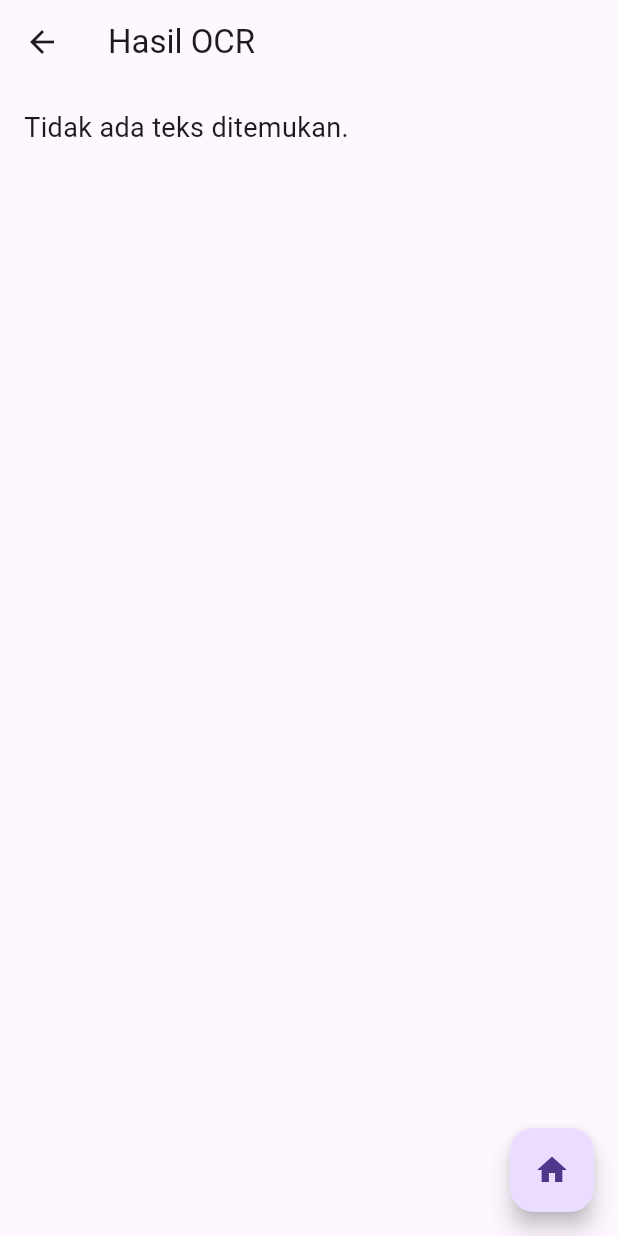
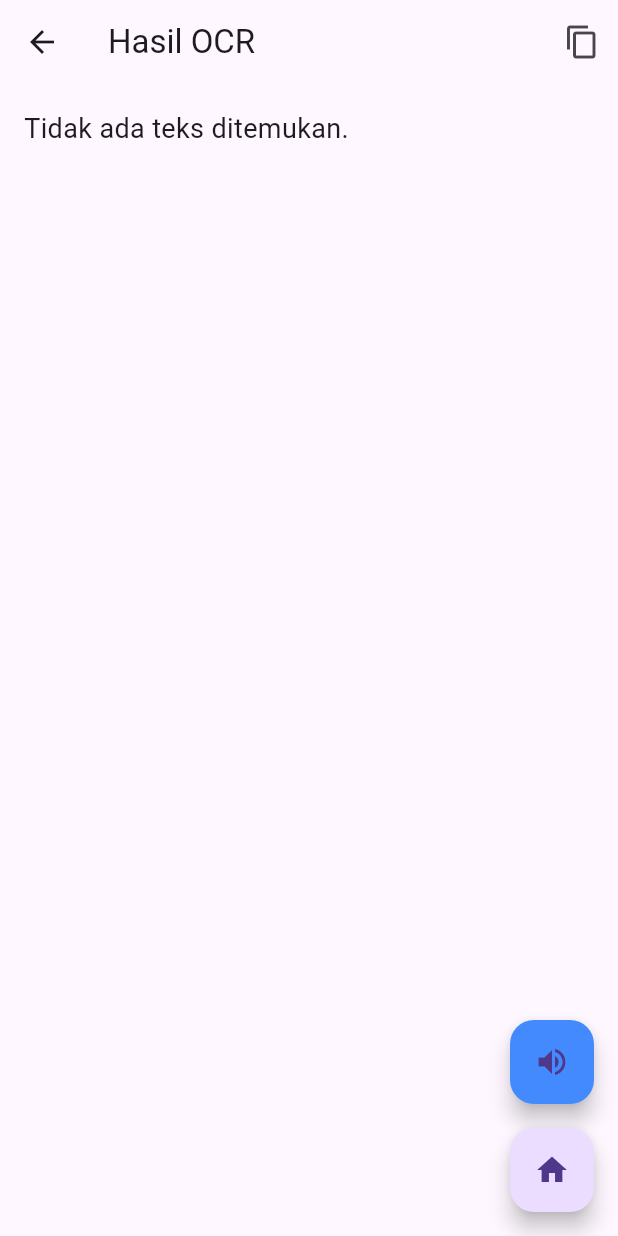
Before and after one commit to dhevinaagustina/ocr_sederhana, a Flutter app: the ResultScreen screen opened directly with empty values, on a phone screen of 412 x 824 dp. Run offline on Flutter 3.47's test engine with Material 3 defaults, Android fonts, the phone set to English and light mode, and no system bars; our stand-ins replace camera, flutter_tts; missing offline and left inert: google_mlkit_text_recognition.

```diff
--- a/lib/screens/result_screen.dart
+++ b/lib/screens/result_screen.dart
@@ -1,28 +1,104 @@
 import 'package:flutter/material.dart';
+import 'package:flutter/services.dart';
+import 'package:flutter_tts/flutter_tts.dart';
 import 'home_screen.dart';
 
-class ResultScreen extends StatelessWidget {
+class ResultScreen extends StatefulWidget {
   final String ocrText;
 
   const ResultScreen({super.key, required this.ocrText});
 
   @override
+  State<ResultScreen> createState() => _ResultScreenState();
+}
+
+class _ResultScreenState extends State<ResultScreen> {
+  late FlutterTts flutterTts;
+
+  @override
+  void initState() {
+    super.initState();
+    flutterTts = FlutterTts();
+    _initTts();
+  }
+
+  // Inisialisasi pengaturan TTS
+  Future<void> _initTts() async {
+    await flutterTts.setLanguage("id-ID"); // Bahasa Indonesia
+    await flutterTts.setSpeechRate(0.5);   // Kecepatan bicara
+    await flutterTts.setVolume(1.0);       // Volume maksimal
+    await flutterTts.setPitch(1.0);        // Nada normal
+  }
+
+  // Fungsi membacakan teks OCR
+  Future<void> _speakText() async {
+    if (widget.ocrText.isEmpty) {
+      ScaffoldMessenger.of(context).showSnackBar(
+        const SnackBar(content: Text('Tidak ada teks untuk dibacakan.')),
+      );
+      return;
+    }
+    await flutterTts.speak(widget.ocrText);
+  }
+
+  @override
+  void dispose() {
+    flutterTts.stop(); // hentikan suara saat keluar halaman
+    super.dispose();
+  }
+
+  @override
   Widget build(BuildContext context) {
     return Scaffold(
-      appBar: AppBar(title: const Text('Hasil OCR')),
+      appBar: AppBar(
+        title: const Text('Hasil OCR'),
+        actions: [
+          IconButton(
+            icon: const Icon(Icons.copy),
+            tooltip: 'Salin teks',
+            onPressed: () {
+              if (widget.ocrText.isNotEmpty) {
+                Clipboard.setData(ClipboardData(text: widget.ocrText));
+                ScaffoldMessenger.of(context).showSnackBar(
+                  const SnackBar(
+                    content: Text('Teks berhasil disalin ke clipboard!'),
+                    duration: Duration(seconds: 2),
+                  ),
+                );
+              }
+            },
+          ),
+        ],
+      ),
       body: Padding(
         padding: const EdgeInsets.all(16.0),
         child: SingleChildScrollView(
           child: SelectableText(
-            ocrText.isEmpty
+            widget.ocrText.isEmpty
                 ? 'Tidak ada teks ditemukan.'
-                : ocrText, // tidak lagi replaceAll('\n', ' ')
-            style: const TextStyle(fontSize: 18),
+                : widget.ocrText,
+            style: const TextStyle(fontSize: 18, height: 1.5),
           ),
         ),
       ),
-      floatingActionButton: FloatingActionButton(
+
+      // Dua FloatingActionButton: Home dan TTS
+      floatingActionButton: Column(
+        mainAxisAlignment: MainAxisAlignment.end,
+        children: [
+          FloatingActionButton(
+            heroTag: "tts",
+            backgroundColor: Colors.blueAccent,
+            tooltip: 'Bacakan teks',
+            onPressed: _speakText,
+            child: const Icon(Icons.volume_up),
+          ),
+          const SizedBox(height: 16),
+          FloatingActionButton(
+            heroTag: "home",
+            tooltip: 'Kembali ke Menu Utama',
             onPressed: () {
+              flutterTts.stop();
               Navigator.pushAndRemoveUntil(
                 context,
                 MaterialPageRoute(builder: (context) => const HomeScreen()),
@@ -31,6 +107,8 @@ class ResultScreen extends StatelessWidget {
             },
             child: const Icon(Icons.home),
           ),
+        ],
+      ),
     );
   }
 }
--- a/pubspec.yaml
+++ b/pubspec.yaml
@@ -31,8 +31,12 @@ dependencies:
   flutter:
     sdk: flutter
 
+  # Plugin kamera dan OCR
   google_mlkit_text_recognition: ^0.13.0
   camera: ^0.10.5+5
+
+  # Text-to-Speech
+  flutter_tts: ^3.8.3
 
 
 
```
Also changed, not shown: images/gambar10.jpg (added), images/vid01gif.gif (added), pubspec.lock, 5 other files. Lines whose indentation alone changed are shown as unchanged.
